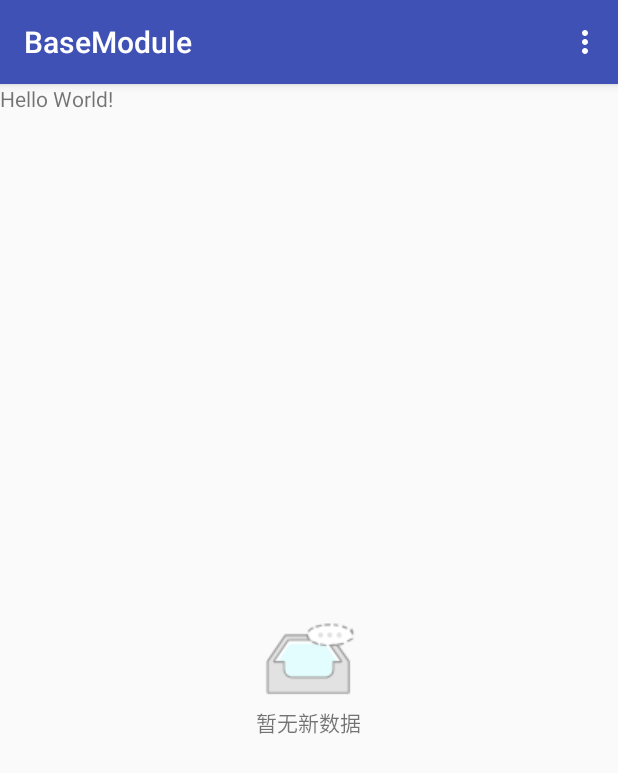
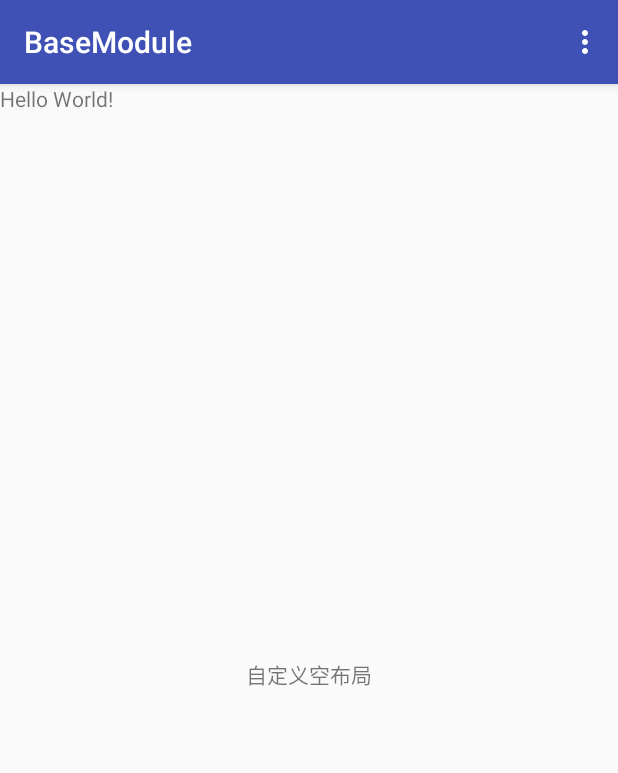
Before and after one commit to Lion7k/ApplyModule, an Android app: the screen it shows after launch (MainActivity), in the options menu, after a tap on "空数据", on a phone screen of 412 x 824 dp. Shown: the top 773 px of the screen. Run offline under Robolectric (Android 15) with nearby library versions, the light colour scheme and no system bars; our stand-ins replace RxJava, Shimmer; pictures from the network do not load.

Commit message:
pagelayout的自定义模式

```diff
--- a/app/src/main/java/com/liuzq/basemodule/MainActivity.java
+++ b/app/src/main/java/com/liuzq/basemodule/MainActivity.java
@@ -12,6 +12,7 @@ import android.view.MenuInflater;
 import android.view.MenuItem;
 import android.view.View;
 import android.widget.ImageView;
+import android.widget.TextView;
 
 import com.liuzq.basemodule.api.ApiService;
 import com.liuzq.basemodule.bean.BookBean;
@@ -41,7 +42,7 @@ public class MainActivity extends AppCompatActivity {
         super.onCreate(savedInstanceState);
 //        loading_dialog = new AlertDialog.Builder(this).setMessage("loading...").create();
         setContentView(R.layout.activity_main);
-        pageLayout();
+        customPageLayout();
     }
 
     public void tv(View view) {
@@ -170,13 +171,12 @@ public class MainActivity extends AppCompatActivity {
 
     PageLayout mPageLayout;
 
-    private void pageLayout() {
-        View ll_default = findViewById(R.id.ll_default);
+    //默认加载样式
+    private void defaultPageLayout() {
+        View ll = findViewById(R.id.ll);
         View layout_custom = LayoutInflater.from(this).inflate(R.layout.layout_custom, null);
-        ImageView iv_custom = layout_custom.findViewById(R.id.iv_custom);
-        iv_custom.setImageResource(R.mipmap.icon_smile);
-        PageLayout.Builder builder = new PageLayout.Builder(this);
-        mPageLayout = builder.initPage(ll_default)
+        mPageLayout = new PageLayout.Builder(this)
+                .initPage(ll)
                 .setCustomView(layout_custom)
                 .setOnRetryListener(new PageLayout.OnRetryClickListener() {
                     @Override
@@ -185,6 +185,31 @@ public class MainActivity extends AppCompatActivity {
                     }
                 })
                 .create();
+        loadData();
+    }
+
+    //自定义加载模式
+    private void customPageLayout() {
+        View ll = findViewById(R.id.ll);
+        View custom = LayoutInflater.from(this).inflate(R.layout.layout_custom, null);
+        ((ImageView) (custom.findViewById(R.id.iv_custom))).setImageResource(R.mipmap.icon_smile);
+        ((TextView) custom.findViewById(R.id.tv_custom_content)).setText("This is PageLayout");
+        mPageLayout = new PageLayout.Builder(this)
+                .initPage(ll)
+                .setLoading(R.layout.layout_loading_demo, R.id.tv_page_loading_demo)
+                .setEmpty(R.layout.layout_empty_demo, R.id.tv_page_empty_demo)
+                .setCustomView(custom)
+                .setError(R.layout.layout_error_demo, R.id.tv_page_error_demo, new PageLayout.OnRetryClickListener() {
+                    @Override
+                    public void onRetry() {
+                        loadData();
+                    }
+                })
+//                .setEmptyDrawable(R.drawable.pic_empty)
+//                .setErrorDrawable(R.drawable.pic_error)
+//                .setLoadingText("Loading")
+                .create();
+
         loadData();
     }
 
@@ -200,13 +225,13 @@ public class MainActivity extends AppCompatActivity {
 
     @Override
     public boolean onCreateOptionsMenu(Menu menu) {
-        new MenuInflater(this).inflate(R.menu.menus,menu);
+        new MenuInflater(this).inflate(R.menu.menus, menu);
         return super.onCreateOptionsMenu(menu);
     }
 
     @Override
     public boolean onOptionsItemSelected(MenuItem item) {
-        switch (item.getItemId()){
+        switch (item.getItemId()) {
             case R.id.menu_content:
                 mPageLayout.hide();
                 break;
--- a/app/src/main/res/layout/activity_main.xml
+++ b/app/src/main/res/layout/activity_main.xml
@@ -12,7 +12,7 @@
         android:text="Hello World!" />
 
     <LinearLayout
-        android:id="@+id/ll_default"
+        android:id="@+id/ll"
         android:layout_width="match_parent"
         android:layout_height="match_parent"
         android:layout_weight="1"
--- /dev/null
+++ b/app/src/main/res/layout/layout_empty_demo.xml
@@ -0,0 +1,14 @@
+<?xml version="1.0" encoding="utf-8"?>
+<LinearLayout xmlns:android="http://schemas.android.com/apk/res/android"
+    android:layout_width="match_parent"
+    android:layout_height="match_parent"
+    android:gravity="center">
+
+    <TextView
+        android:id="@+id/tv_page_empty_demo"
+        android:layout_width="wrap_content"
+        android:layout_height="wrap_content"
+        android:layout_gravity="center"
+        android:text="自定义空布局" />
+
+</LinearLayout>
```
Also changed, not shown: app/src/main/res/layout/layout_error_demo.xml (added, +16 -0 lines), app/src/main/res/layout/layout_loading_demo.xml (added, +23 -0 lines).
